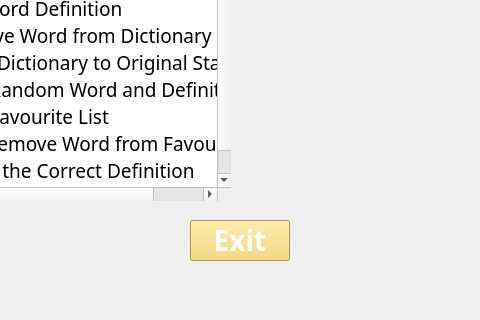
Old version of the form Test163/Dictionary/mainwindow.ui in the repository khanhlove01/CS163-Final-Project; both pictures show x 160 to 640 and y 280 to 600 of the 800 by 600 pixel window.
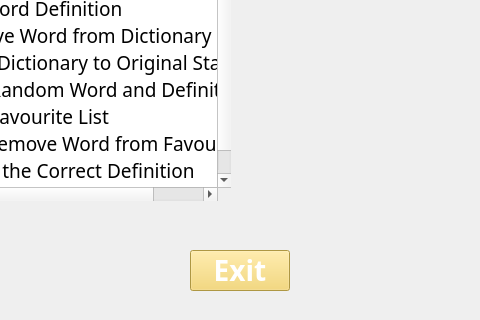
New version of the form. Icons and pictures are not drawn.

Diff of the .ui file:
```diff
--- a/Test163/Dictionary/mainwindow.ui
+++ b/Test163/Dictionary/mainwindow.ui
@@ -72,7 +72,7 @@
     <property name="geometry">
      <rect>
       <x>350</x>
-      <y>500</y>
+      <y>530</y>
       <width>100</width>
       <height>41</height>
      </rect>
```
